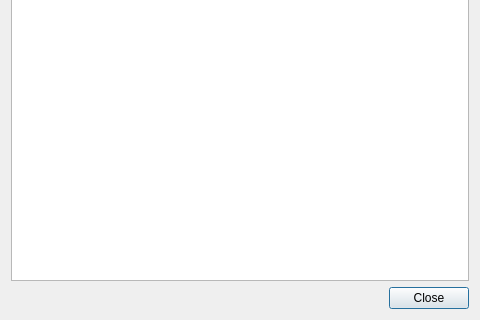
This is src/select_account.ui in mikhas/miniature as Qt 5 draws it before an edit; both pictures show x 0 to 480 and y 160 to 480 of the 480 by 480 pixel window. The edited form follows.
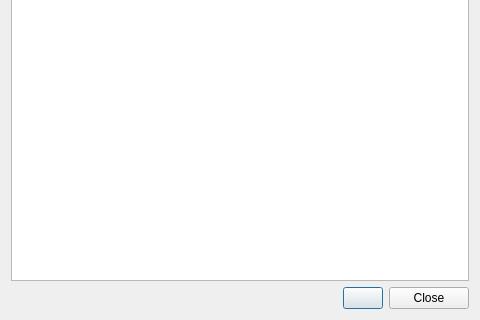
This is the edited form.

Commit message: Add buttons for account dialog

```diff
--- a/src/select_account.ui
+++ b/src/select_account.ui
@@ -44,6 +44,13 @@
          </property>
         </spacer>
        </item>
+       <item>
+        <widget class="QPushButton" name="chooseButton">
+         <property name="text">
+          <string/>
+         </property>
+        </widget>
+       </item>
        <item>
         <widget class="QPushButton" name="pushButton">
          <property name="text">
```
The commit also changes 2 other files.
